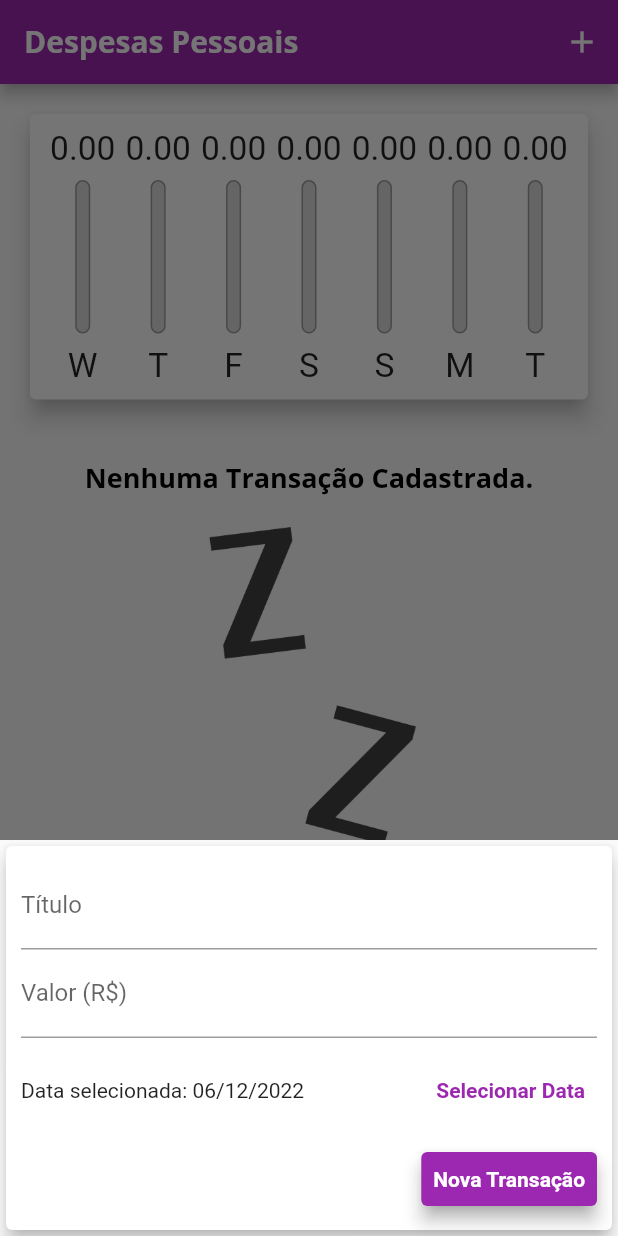
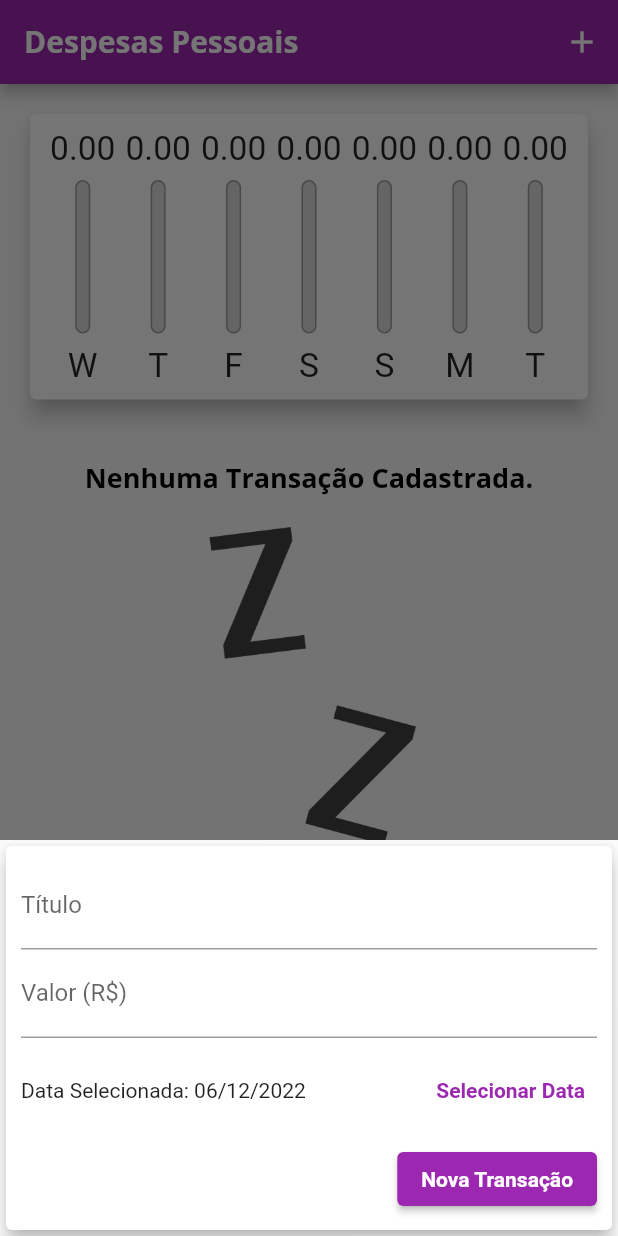
Before and after one commit to portelaoliveira/expenses, a Flutter app: the screen it shows after launch, after a tap on the "add" icon, on a phone screen of 412 x 824 dp. Run offline on Flutter 3.47's test engine with Material 2 defaults, Android fonts, the phone set to English and light mode, and no system bars.

Commit message:
Botão adaptativo.

```diff
--- /dev/null
+++ b/lib/components/adaptative_button.dart
@@ -0,0 +1,36 @@
+import 'dart:io';
+import 'package:flutter/cupertino.dart';
+import 'package:flutter/material.dart';
+
+class AdaptativeButton extends StatelessWidget {
+  final String label;
+  final Function() onPressed;
+
+  const AdaptativeButton(
+    this.label,
+    this.onPressed, {
+    Key? key,
+  }) : super(key: key);
+
+  @override
+  Widget build(BuildContext context) {
+    return Platform.isIOS
+        ? CupertinoButton(
+            child: Text(label),
+            onPressed: onPressed,
+            color: Theme.of(context).colorScheme.primary,
+            padding: const EdgeInsets.symmetric(
+              horizontal: 20,
+            ),
+          )
+        : ElevatedButton(
+            child: Text(
+              label,
+              style: TextStyle(
+                color: Theme.of(context).textTheme.button?.color,
+              ),
+            ),
+            onPressed: onPressed,
+          );
+  }
+}
--- a/lib/components/transaction_form.dart
+++ b/lib/components/transaction_form.dart
@@ -1,13 +1,11 @@
-import 'package:flutter/src/widgets/container.dart';
-import 'package:flutter/src/widgets/framework.dart';
+import 'package:flutter/material.dart';
 import 'package:intl/intl.dart';
-
-import 'package:flutter/material.dart';
+import 'adaptative_button.dart';
 
 class TransactionForm extends StatefulWidget {
   final void Function(String, double, DateTime) onSubmit;
 
-  TransactionForm(this.onSubmit);
+  const TransactionForm(this.onSubmit, {Key? key}) : super(key: key);
 
   @override
   State<TransactionForm> createState() => _TransactionFormState();
@@ -16,17 +14,17 @@ class TransactionForm extends StatefulWidget {
 class _TransactionFormState extends State<TransactionForm> {
   final _titleController = TextEditingController();
   final _valueController = TextEditingController();
-  DateTime _selectedDate = DateTime.now();
+  DateTime? _selectedDate = DateTime.now();
 
   _submitForm() {
     final title = _titleController.text;
-    final value = double.tryParse(_valueController.text) ?? 0.0;
+    final value = double.tryParse(_valueController.text) ?? 0;
 
     if (title.isEmpty || value <= 0 || _selectedDate == null) {
       return;
     }
 
-    widget.onSubmit(title, value, _selectedDate);
+    widget.onSubmit(title, value, _selectedDate!);
   }
 
   _showDatePicker() {
@@ -39,6 +37,7 @@ class _TransactionFormState extends State<TransactionForm> {
       if (pickedDate == null) {
         return;
       }
+
       setState(() {
         _selectedDate = pickedDate;
       });
@@ -58,19 +57,24 @@ class _TransactionFormState extends State<TransactionForm> {
             bottom: 10 + MediaQuery.of(context).viewInsets.bottom,
           ),
           child: Column(
-            children: <Widget>[
+            children: [
               TextField(
                 controller: _titleController,
                 onSubmitted: (_) => _submitForm(),
-                decoration: InputDecoration(labelText: 'Título'),
+                decoration: const InputDecoration(
+                  labelText: 'Título',
+                ),
               ),
               TextField(
                 controller: _valueController,
-                keyboardType: TextInputType.numberWithOptions(decimal: true),
+                keyboardType:
+                    const TextInputType.numberWithOptions(decimal: true),
                 onSubmitted: (_) => _submitForm(),
-                decoration: InputDecoration(labelText: 'Valor (R\$)'),
+                decoration: const InputDecoration(
+                  labelText: 'Valor (R\$)',
+                ),
               ),
-              Container(
+              SizedBox(
                 height: 70,
                 child: Row(
                   children: <Widget>[
@@ -78,40 +82,30 @@ class _TransactionFormState extends State<TransactionForm> {
                       child: Text(
                         _selectedDate == null
                             ? 'Nenhuma data selecionada!'
-                            : 'Data selecionada: ${DateFormat('dd/MM/y').format(_selectedDate)}',
+                            : 'Data Selecionada: ${DateFormat('dd/MM/y').format(_selectedDate!)}',
                       ),
                     ),
                     TextButton(
-                      child: Text(
+                      child: const Text(
                         'Selecionar Data',
                         style: TextStyle(
-                          color: Theme.of(context).colorScheme.primary,
                           fontWeight: FontWeight.bold,
                         ),
                       ),
                       onPressed: _showDatePicker,
-                    ),
+                    )
                   ],
                 ),
               ),
               Row(
                 mainAxisAlignment: MainAxisAlignment.end,
                 children: <Widget>[
-                  TextButton(
-                    style: TextButton.styleFrom(
-                        backgroundColor: Theme.of(context).colorScheme.primary,
-                        elevation: 5,
-                        shadowColor: Colors.grey),
-                    child: Text(
-                      'Nova Transação',
-                      style: TextStyle(
-                        color: Colors.white,
-                      ),
-                    ),
-                    onPressed: _submitForm,
+                  AdaptativeButton(
+                    'Nova Transação',
+                    _submitForm,
                   ),
                 ],
-              )
+              ),
             ],
           ),
         ),
```
